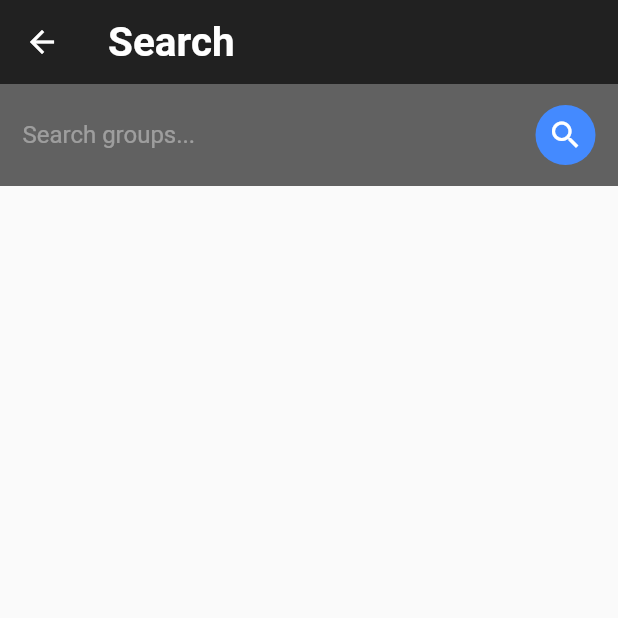
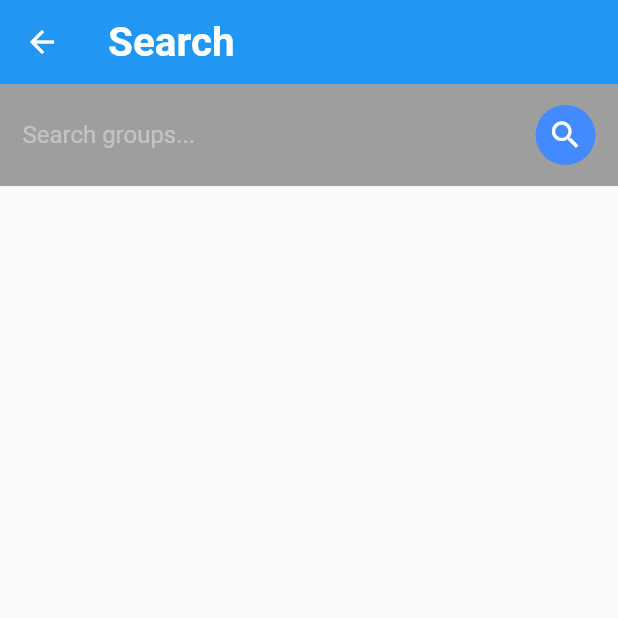
Before and after one commit to itskpalusa/chat-dart, a Flutter app: the SearchScreen screen opened directly, on a phone screen of 412 x 824 dp, the top half of it. Run offline on Flutter 3.47's test engine with Material 2 defaults, Android fonts, the phone set to English and light mode, and no system bars; our stand-ins replace cloud_firestore, firebase_auth, firebase_core, flutter_spinkit, shared_preferences; accounts and stored records are empty.

Commit message:
Remove old nav

```diff
--- a/lib/screens/search_screen.dart
+++ b/lib/screens/search_screen.dart
@@ -45,7 +45,6 @@ class _SearchScreenState extends State<SearchScreen> {
           .searchByName(searchEditingController.text)
           .then((snapshot) {
         searchResultSnapshot = snapshot;
-        //print("$searchResultSnapshot");
         setState(() {
           isLoading = false;
           hasUserSearched = true;
@@ -153,25 +152,25 @@ class _SearchScreenState extends State<SearchScreen> {
       key: _scaffoldKey,
       appBar: AppBar(
         elevation: 0.0,
-        backgroundColor: Colors.black87,
         title: Text('Search',
             style: TextStyle(
                 fontSize: 27.0,
                 fontWeight: FontWeight.bold,
                 color: Colors.white)),
       ),
-      body: // isLoading ? Container(
-          //   child: Center(
-          //     child: CircularProgressIndicator(),
-          //   ),
-          // )
-          // :
-          Container(
+      body: isLoading
+          ? Container(
+              child: Center(
+                child: CircularProgressIndicator(),
+              ),
+            )
+          : Container(
               child: Column(
                 children: [
                   Container(
-              padding: EdgeInsets.symmetric(horizontal: 15.0, vertical: 10.0),
-              color: Colors.grey[700],
+                    padding:
+                        EdgeInsets.symmetric(horizontal: 15.0, vertical: 10.0),
+                    color: Colors.grey[500],
                     child: Row(
                       children: [
                         Expanded(
@@ -204,7 +203,8 @@ class _SearchScreenState extends State<SearchScreen> {
                     ),
                   ),
                   isLoading
-                ? Container(child: Center(child: CircularProgressIndicator()))
+                      ? Container(
+                          child: Center(child: CircularProgressIndicator()))
                       : groupList()
                 ],
               ),
```
Lines whose indentation alone changed are shown as unchanged.
